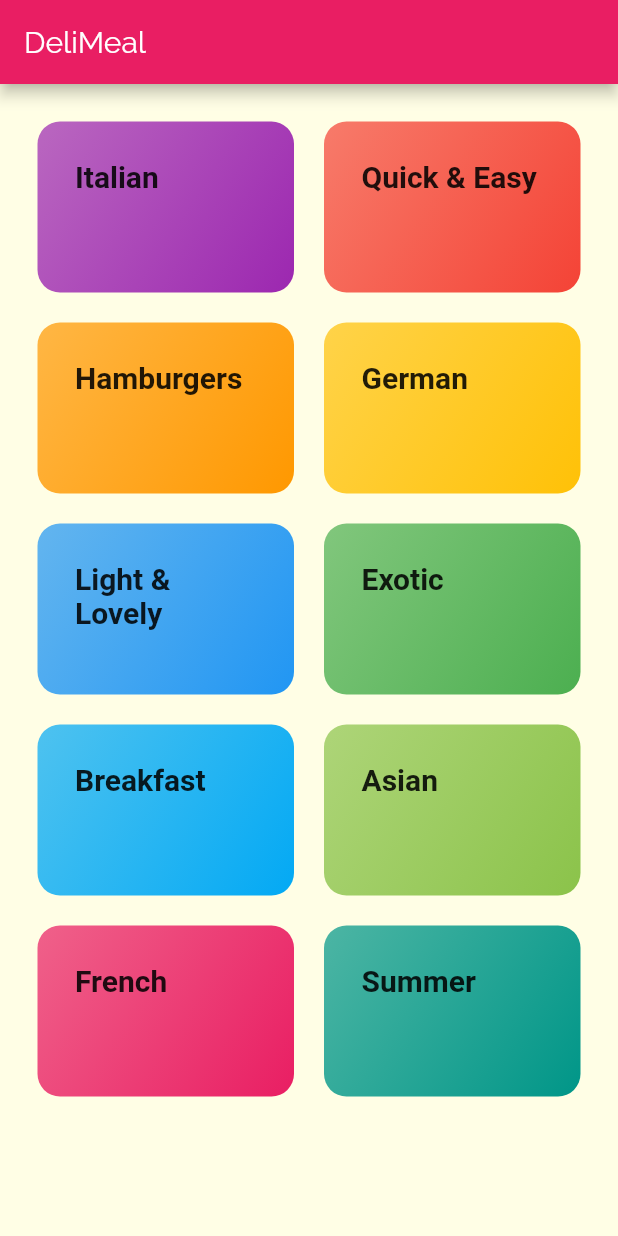
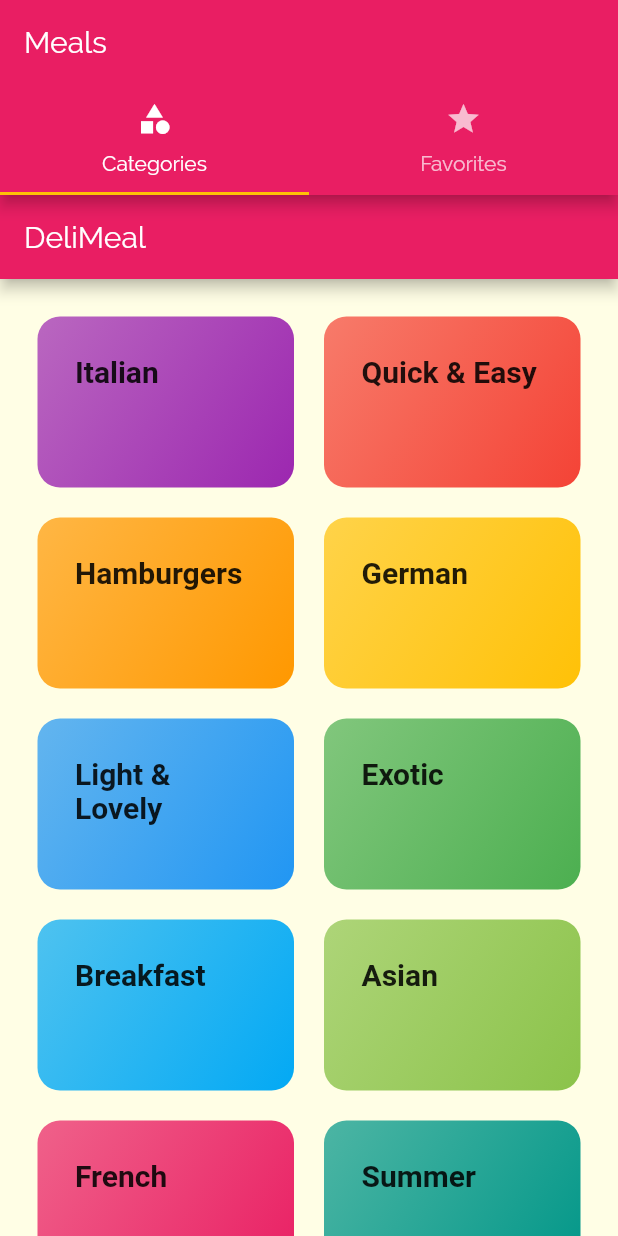
Before and after one commit to H4MmM1D/meals_app, a Flutter app: the screen it shows after launch, on a phone screen of 412 x 824 dp. Run offline on Flutter 3.47's test engine with Material 2 defaults, Android fonts, the phone set to English and light mode, and no system bars; Roboto replaces fonts that are missing (RobotoCondensend).

Commit message:
changes for the tabs

```diff
--- a/lib/main.dart
+++ b/lib/main.dart
@@ -1,7 +1,9 @@
 import 'package:flutter/material.dart';
 
-import 'screens/categories_screen.dart';
-import 'screens/category_meals_screen.dart';
+import './screens/meal_detail_screen.dart';
+import './screens/tabs_screen.dart';
+import './screens/categories_screen.dart';
+import './screens/category_meals_screen.dart';
 
 void main() => runApp(MyApp());
 
@@ -30,8 +32,23 @@ class MyApp extends StatelessWidget {
               )),
       initialRoute: '/', // default is '/'
       routes: {
-        '/': (ctx) => CategoriesScreen(),
+        '/': (ctx) => TabsScreen(),
         CategoryMealsScreen.routeName: (ctx) => CategoryMealsScreen(),
+        MealDetailScreen.routeName: (ctx) => MealDetailScreen(),
+      },
+      onGenerateRoute: (settings) {
+        // if (settings.name == '/meal-detail') {
+        //   return ...;
+        // }
+        print(settings.arguments);
+        return MaterialPageRoute(
+          builder: (ctx) => CategoriesScreen(),
+        );
+      },
+      onUnknownRoute: (settings) {
+        return MaterialPageRoute(
+          builder: (ctx) => CategoriesScreen(),
+        );
       },
     );
   }
--- a/lib/screens/category_meals_screen.dart
+++ b/lib/screens/category_meals_screen.dart
@@ -24,6 +24,7 @@ class CategoryMealsScreen extends StatelessWidget {
       body: ListView.builder(
         itemBuilder: (context, index) {
           return MealItem(
+            id: categoryMeals[index].id,
             title: categoryMeals[index].title,
             imageUrl: categoryMeals[index].imageUrl,
             duration: categoryMeals[index].duration,
--- /dev/null
+++ b/lib/screens/tabs_screen.dart
@@ -0,0 +1,45 @@
+import 'package:flutter/material.dart';
+
+import '../screens/favorites_screen.dart';
+import '../screens/categories_screen.dart';
+
+class TabsScreen extends StatefulWidget {
+  @override
+  _TabsScreenState createState() => _TabsScreenState();
+}
+
+class _TabsScreenState extends State<TabsScreen> {
+  @override
+  Widget build(BuildContext context) {
+    return DefaultTabController(
+      length: 2, //one for all categories and the other for the favorites
+      child: Scaffold(
+        appBar: AppBar(
+          title: Text('Meals'),
+          bottom: TabBar(
+            tabs: [
+              Tab(
+                icon: Icon(
+                  Icons.category,
+                ),
+                text: 'Categories',
+              ),
+              Tab(
+                icon: Icon(
+                  Icons.star,
+                ),
+                text: 'Favorites',
+              ),
+            ],
+          ),
+        ),
+        body: TabBarView(
+          children: [
+            CategoriesScreen(),
+            FavoritesScreen(),
+          ],
+        ),
+      ),
+    );
+  }
+}
```
Also changed, not shown: lib/screens/favorites_screen.dart (added, +10 -0 lines), lib/screens/meal_detail_screen.dart (added, +99 -0 lines), lib/widgets/meal_item.dart (+99 -3 lines).
